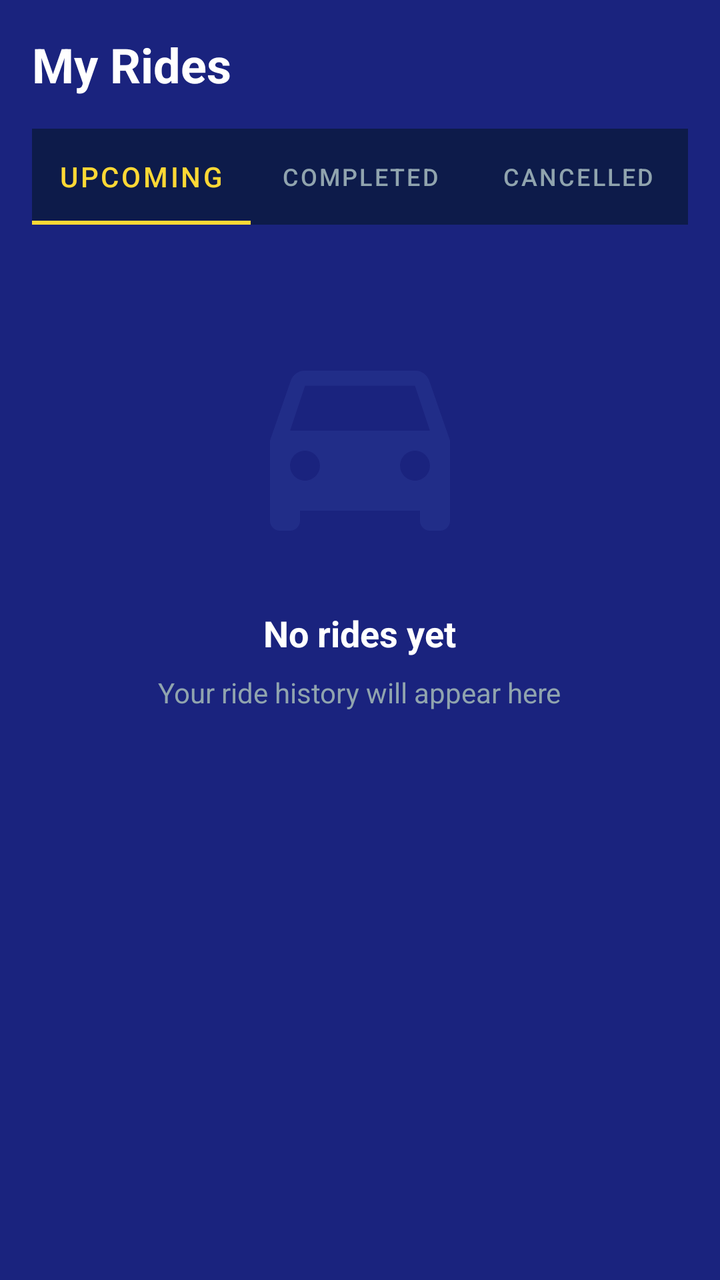
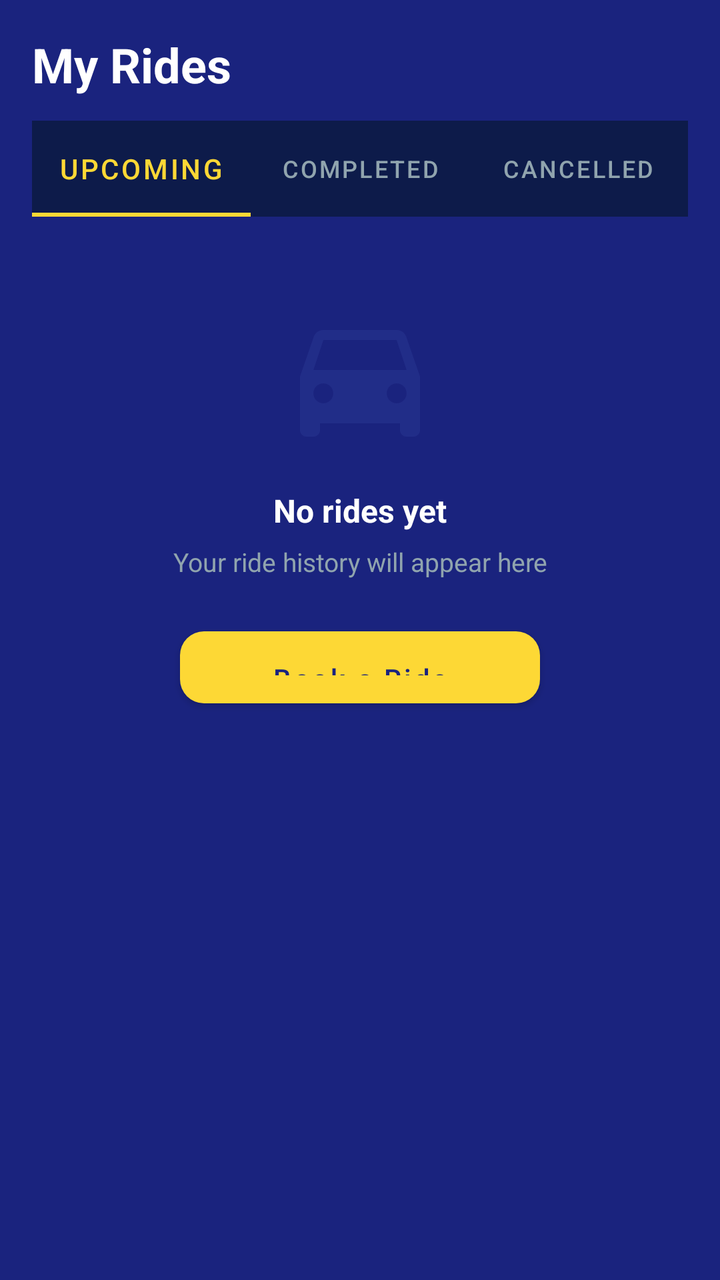

An Android layout rendered at two revisions. The XML below is the earlier revision; the diff shows what the commit changed to produce the second picture.
<!-- AndroidManifest.xml: application theme Theme.MinTaxis -->
<!-- res/layout/fragment_rides.xml -->
<?xml version="1.0" encoding="utf-8"?>
<ScrollView 
    xmlns:android="http://schemas.android.com/apk/res/android"
    xmlns:app="http://schemas.android.com/apk/res-auto"
    android:layout_width="match_parent"
    android:layout_height="match_parent"
    android:background="@color/mintaxis_navy">

    <androidx.constraintlayout.widget.ConstraintLayout
        android:layout_width="match_parent"
        android:layout_height="wrap_content"
        android:padding="16dp">

        
        <TextView
            android:id="@+id/ridesTitle"
            android:layout_width="wrap_content"
            android:layout_height="wrap_content"
            android:text="My Rides"
            android:textColor="@color/mintaxis_text_primary"
            android:textSize="24sp"
            android:textStyle="bold"
            app:layout_constraintStart_toStartOf="parent"
            app:layout_constraintTop_toTopOf="parent" />

        
        <com.google.android.material.tabs.TabLayout
            android:id="@+id/tabLayout"
            android:layout_width="0dp"
            android:layout_height="wrap_content"
            android:layout_marginTop="16dp"
            android:background="@color/mintaxis_navy_dark"
            app:tabIndicatorColor="@color/mintaxis_yellow"
            app:tabSelectedTextColor="@color/mintaxis_yellow"
            app:tabTextColor="@color/mintaxis_text_muted"
            app:layout_constraintEnd_toEndOf="parent"
            app:layout_constraintStart_toStartOf="parent"
            app:layout_constraintTop_toBottomOf="@id/ridesTitle">

            <com.google.android.material.tabs.TabItem
                android:layout_width="wrap_content"
                android:layout_height="wrap_content"
                android:text="Upcoming" />

            <com.google.android.material.tabs.TabItem
                android:layout_width="wrap_content"
                android:layout_height="wrap_content"
                android:text="Completed" />

            <com.google.android.material.tabs.TabItem
                android:layout_width="wrap_content"
                android:layout_height="wrap_content"
                android:text="Cancelled" />

        </com.google.android.material.tabs.TabLayout>

        
        <LinearLayout
            android:id="@+id/emptyState"
            android:layout_width="0dp"
            android:layout_height="wrap_content"
            android:orientation="vertical"
            android:gravity="center"
            android:padding="48dp"
            app:layout_constraintEnd_toEndOf="parent"
            app:layout_constraintStart_toStartOf="parent"
            app:layout_constraintTop_toBottomOf="@id/tabLayout">

            <ImageView
                android:layout_width="120dp"
                android:layout_height="120dp"
                android:src="@drawable/ic_car"
                android:tint="@color/mintaxis_navy_light"
                android:alpha="0.5" />

            <TextView
                android:layout_width="wrap_content"
                android:layout_height="wrap_content"
                android:text="No rides yet"
                android:textColor="@color/mintaxis_text_primary"
                android:textSize="18sp"
                android:textStyle="bold"
                android:layout_marginTop="24dp" />

            <TextView
                android:layout_width="wrap_content"
                android:layout_height="wrap_content"
                android:text="Your ride history will appear here"
                android:textColor="@color/mintaxis_text_muted"
                android:textSize="14sp"
                android:layout_marginTop="8dp" />

        </LinearLayout>

    </androidx.constraintlayout.widget.ConstraintLayout>
</ScrollView>
<!-- resources referenced by this layout -->
<resources>
  <color name="mintaxis_navy">#1A237E</color>
  <color name="mintaxis_navy_dark">#0D1B4A</color>
  <color name="mintaxis_navy_light">#283593</color>
  <color name="mintaxis_text_muted">#90A4AE</color>
  <color name="mintaxis_text_primary">#FFFFFF</color>
  <color name="mintaxis_yellow">#FDD835</color>
  <!-- drawable ic_car (drawable) -->
  <vector xmlns:android="http://schemas.android.com/apk/res/android"
      android:width="24dp"
      android:height="24dp"
      android:viewportWidth="24"
      android:viewportHeight="24">
      <path
          android:fillColor="#FFFFFF"
          android:pathData="M18.92,6.01C18.72,5.42 18.16,5 17.5,5h-11c-0.66,0 -1.21,0.42 -1.42,1.01L3,12v8c0,0.55 0.45,1 1,1h1c0.55,0 1,-0.45 1,-1v-1h12v1c0,0.55 0.45,1 1,1h1c0.55,0 1,-0.45 1,-1v-8l-2.08,-5.99zM6.5,16c-0.83,0 -1.5,-0.67 -1.5,-1.5S5.67,13 6.5,13s1.5,0.67 1.5,1.5S7.33,16 6.5,16zM17.5,16c-0.83,0 -1.5,-0.67 -1.5,-1.5s0.67,-1.5 1.5,-1.5 1.5,0.67 1.5,1.5 -0.67,1.5 -1.5,1.5zM5,11l1.5,-4.5h11L19,11H5z"/>
  </vector>
  <style name="Theme.MinTaxis" parent="Theme.MaterialComponents.DayNight.NoActionBar">
          
          <item name="colorPrimary">@color/mintaxis_navy</item>
          <item name="colorPrimaryDark">@color/mintaxis_navy_dark</item>
          <item name="colorAccent">@color/mintaxis_yellow</item>
          
          
          <item name="android:windowBackground">@color/mintaxis_background</item>
          <item name="android:statusBarColor">@color/mintaxis_navy_dark</item>
          <item name="android:navigationBarColor">@color/mintaxis_navy_dark</item>
          
          
          <item name="android:textColorPrimary">@color/mintaxis_text_primary</item>
          <item name="android:textColorSecondary">@color/mintaxis_text_secondary</item>
          
          
          <item name="colorButtonNormal">@color/mintaxis_yellow</item>
          <item name="colorControlNormal">@color/mintaxis_text_secondary</item>
          <item name="colorControlActivated">@color/mintaxis_yellow</item>
      </style>
  <color name="mintaxis_background">#1A237E</color>
  <color name="mintaxis_text_secondary">#CFD8DC</color>
</resources>

<!-- the commit's change to res/layout/fragment_rides.xml (unified diff, before → after) -->
@@ -4,71 +4,63 @@
     xmlns:app="http://schemas.android.com/apk/res-auto"
     android:layout_width="match_parent"
     android:layout_height="match_parent"
-    android:background="@color/mintaxis_navy">
+    android:background="@color/mintaxis_navy"
+    android:fillViewport="true">
 
-    <androidx.constraintlayout.widget.ConstraintLayout
+    <LinearLayout
         android:layout_width="match_parent"
         android:layout_height="wrap_content"
+        android:orientation="vertical"
         android:padding="16dp">
 
         
         <TextView
-            android:id="@+id/ridesTitle"
             android:layout_width="wrap_content"
             android:layout_height="wrap_content"
-            android:text="My Rides"
+            android:text="@string/my_rides"
             android:textColor="@color/mintaxis_text_primary"
             android:textSize="24sp"
-            android:textStyle="bold"
-            app:layout_constraintStart_toStartOf="parent"
-            app:layout_constraintTop_toTopOf="parent" />
+            android:textStyle="bold" />
 
         
         <com.google.android.material.tabs.TabLayout
             android:id="@+id/tabLayout"
-            android:layout_width="0dp"
+            android:layout_width="match_parent"
             android:layout_height="wrap_content"
-            android:layout_marginTop="16dp"
+            android:layout_marginTop="12dp"
             android:background="@color/mintaxis_navy_dark"
             app:tabIndicatorColor="@color/mintaxis_yellow"
             app:tabSelectedTextColor="@color/mintaxis_yellow"
-            app:tabTextColor="@color/mintaxis_text_muted"
-            app:layout_constraintEnd_toEndOf="parent"
-            app:layout_constraintStart_toStartOf="parent"
-            app:layout_constraintTop_toBottomOf="@id/ridesTitle">
+            app:tabTextColor="@color/mintaxis_text_muted">
 
             <com.google.android.material.tabs.TabItem
                 android:layout_width="wrap_content"
                 android:layout_height="wrap_content"
-                android:text="Upcoming" />
+                android:text="@string/upcoming" />
 
             <com.google.android.material.tabs.TabItem
                 android:layout_width="wrap_content"
                 android:layout_height="wrap_content"
-                android:text="Completed" />
+                android:text="@string/completed" />
 
             <com.google.android.material.tabs.TabItem
                 android:layout_width="wrap_content"
                 android:layout_height="wrap_content"
-                android:text="Cancelled" />
+                android:text="@string/cancelled" />
 
         </com.google.android.material.tabs.TabLayout>
 
         
         <LinearLayout
-            android:id="@+id/emptyState"
-            android:layout_width="0dp"
+            android:layout_width="match_parent"
             android:layout_height="wrap_content"
             android:orientation="vertical"
             android:gravity="center"
-            android:padding="48dp"
-            app:layout_constraintEnd_toEndOf="parent"
-            app:layout_constraintStart_toStartOf="parent"
-            app:layout_constraintTop_toBottomOf="@id/tabLayout">
+            android:padding="40dp">
 
             <ImageView
-                android:layout_width="120dp"
-                android:layout_height="120dp"
+                android:layout_width="80dp"
+                android:layout_height="80dp"
                 android:src="@drawable/ic_car"
                 android:tint="@color/mintaxis_navy_light"
                 android:alpha="0.5" />
@@ -76,21 +68,32 @@
             <TextView
                 android:layout_width="wrap_content"
                 android:layout_height="wrap_content"
-                android:text="No rides yet"
+                android:text="@string/no_rides_yet"
                 android:textColor="@color/mintaxis_text_primary"
-                android:textSize="18sp"
+                android:textSize="16sp"
                 android:textStyle="bold"
-                android:layout_marginTop="24dp" />
+                android:layout_marginTop="16dp" />
 
             <TextView
                 android:layout_width="wrap_content"
                 android:layout_height="wrap_content"
-                android:text="Your ride history will appear here"
+                android:text="@string/ride_history_empty"
                 android:textColor="@color/mintaxis_text_muted"
+                android:textSize="13sp"
+                android:layout_marginTop="6dp"
+                android:gravity="center" />
+
+            <Button
+                android:id="@+id/bookFirstRide"
+                style="@style/MinTaxis.Button.Primary"
+                android:layout_width="wrap_content"
+                android:layout_height="48dp"
+                android:text="@string/book_a_ride"
                 android:textSize="14sp"
-                android:layout_marginTop="8dp" />
+                android:layout_marginTop="20dp"
+                android:minWidth="180dp" />
 
         </LinearLayout>
 
-    </androidx.constraintlayout.widget.ConstraintLayout>
+    </LinearLayout>
 </ScrollView>
<!-- resource entries referenced after the edit -->
@@ -16,6 +16,21 @@
           android:fillColor="#FFFFFF"
           android:pathData="M18.92,6.01C18.72,5.42 18.16,5 17.5,5h-11c-0.66,0 -1.21,0.42 -1.42,1.01L3,12v8c0,0.55 0.45,1 1,1h1c0.55,0 1,-0.45 1,-1v-1h12v1c0,0.55 0.45,1 1,1h1c0.55,0 1,-0.45 1,-1v-8l-2.08,-5.99zM6.5,16c-0.83,0 -1.5,-0.67 -1.5,-1.5S5.67,13 6.5,13s1.5,0.67 1.5,1.5S7.33,16 6.5,16zM17.5,16c-0.83,0 -1.5,-0.67 -1.5,-1.5s0.67,-1.5 1.5,-1.5 1.5,0.67 1.5,1.5 -0.67,1.5 -1.5,1.5zM5,11l1.5,-4.5h11L19,11H5z"/>
   </vector>
+  <string name="book_a_ride">Book a Ride</string>
+  <string name="cancelled">Cancelled</string>
+  <string name="completed">Completed</string>
+  <string name="my_rides">My Rides</string>
+  <string name="no_rides_yet">No rides yet</string>
+  <string name="ride_history_empty">Your ride history will appear here</string>
+  <string name="upcoming">Upcoming</string>
+  <style name="MinTaxis.Button.Primary" parent="Widget.MaterialComponents.Button">
+          <item name="backgroundTint">@color/mintaxis_yellow</item>
+          <item name="android:textColor">@color/mintaxis_navy</item>
+          <item name="android:textAllCaps">false</item>
+          <item name="cornerRadius">12dp</item>
+          <item name="android:paddingTop">14dp</item>
+          <item name="android:paddingBottom">14dp</item>
+      </style>
   <style name="Theme.MinTaxis" parent="Theme.MaterialComponents.DayNight.NoActionBar">
           
           <item name="colorPrimary">@color/mintaxis_navy</item>
